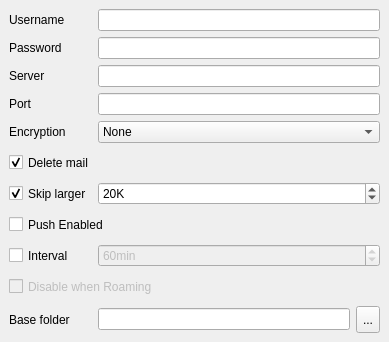
Before: the Qt Designer form src/plugins/messageservices/imap/imapsettings.ui in qt-labs/messagingframework, drawn with Qt 5.
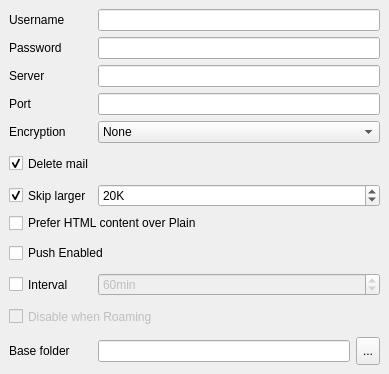
After: the same form once the commit is applied.

```diff
--- a/src/plugins/messageservices/imap/imapsettings.ui
+++ b/src/plugins/messageservices/imap/imapsettings.ui
@@ -7,7 +7,7 @@
     <x>0</x>
     <y>0</y>
     <width>389</width>
-    <height>342</height>
+    <height>374</height>
    </rect>
   </property>
   <property name="windowTitle">
@@ -43,7 +43,7 @@
         <x>0</x>
         <y>0</y>
         <width>389</width>
-        <height>342</height>
+        <height>374</height>
        </rect>
       </property>
       <layout class="QGridLayout">
@@ -233,7 +233,7 @@
          </property>
         </widget>
        </item>
-       <item row="7" column="0" colspan="2">
+       <item row="8" column="0" colspan="2">
         <widget class="QCheckBox" name="pushCheckBox">
          <property name="sizePolicy">
           <sizepolicy hsizetype="Minimum" vsizetype="Minimum">
@@ -252,7 +252,7 @@
          </property>
         </widget>
        </item>
-       <item row="8" column="0">
+       <item row="9" column="0">
         <widget class="QCheckBox" name="intervalCheckBox">
          <property name="sizePolicy">
           <sizepolicy hsizetype="Minimum" vsizetype="Minimum">
@@ -271,7 +271,7 @@
          </property>
         </widget>
        </item>
-       <item row="9" column="0" colspan="2">
+       <item row="10" column="0" colspan="2">
         <widget class="QCheckBox" name="roamingCheckBox">
          <property name="enabled">
           <bool>false</bool>
@@ -293,7 +293,7 @@
          </property>
         </widget>
        </item>
-       <item row="10" column="0">
+       <item row="11" column="0">
         <widget class="QLabel" name="baseFolderLabel">
          <property name="sizePolicy">
           <sizepolicy hsizetype="Minimum" vsizetype="Minimum">
@@ -309,7 +309,7 @@
          </property>
         </widget>
        </item>
-       <item row="10" column="1">
+       <item row="11" column="1">
         <layout class="QHBoxLayout" name="_2">
          <item>
           <widget class="QLineEdit" name="imapBaseDir">
@@ -348,7 +348,7 @@
          </item>
         </layout>
        </item>
-       <item row="8" column="1">
+       <item row="9" column="1">
         <widget class="QSpinBox" name="intervalPeriod">
          <property name="enabled">
           <bool>false</bool>
@@ -404,6 +404,13 @@
          </property>
         </widget>
        </item>
+       <item row="7" column="0" colspan="2">
+        <widget class="QCheckBox" name="preferHtml">
+         <property name="text">
+          <string>Prefer HTML content over Plain</string>
+         </property>
+        </widget>
+       </item>
       </layout>
      </widget>
     </widget>
```
Left out of the diff: 1 changed line with no effect on the pictures.
